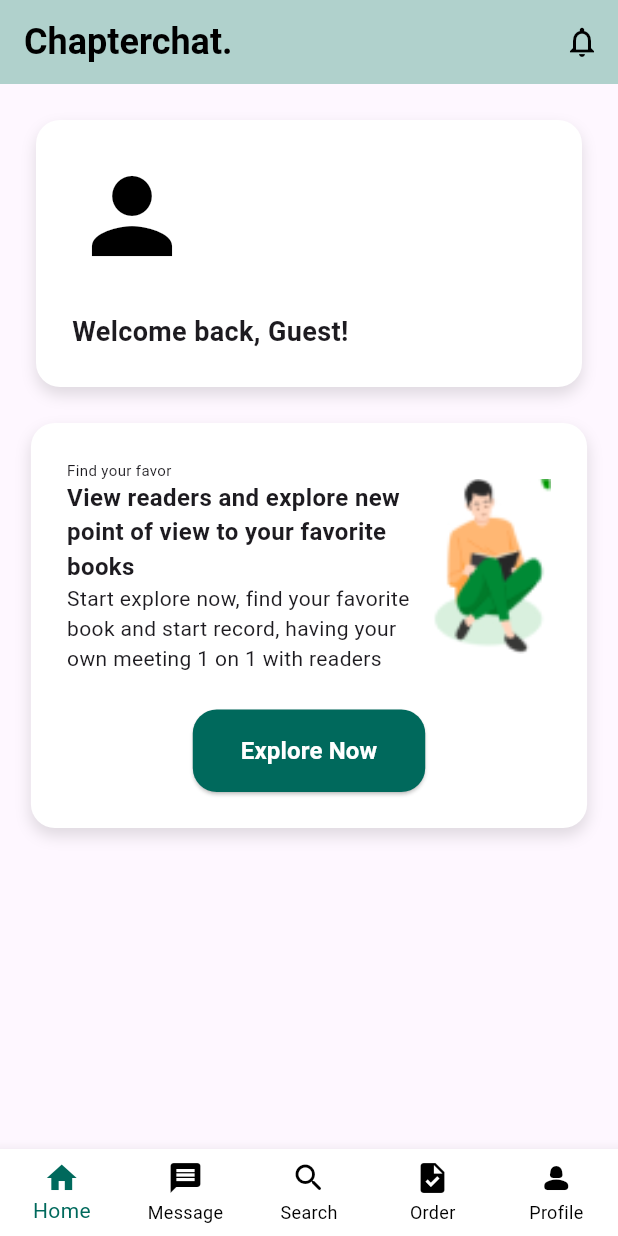
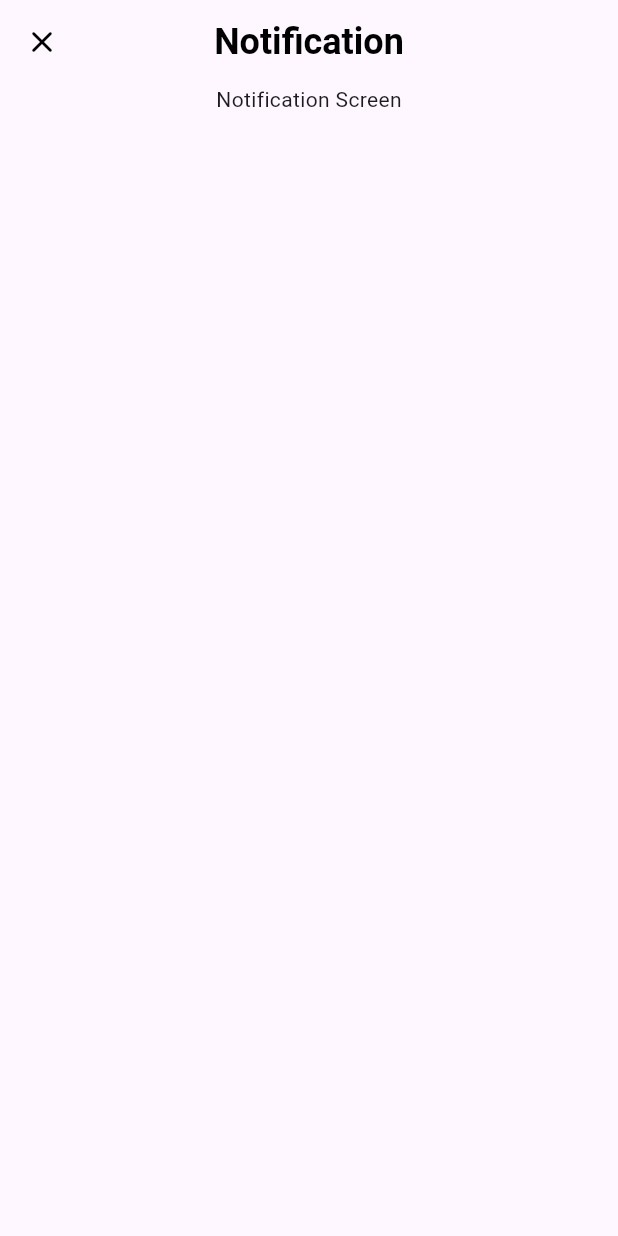
Before and after one commit to n-d-h/pagepals, a Flutter app: the screen it shows after launch, after a tap on the "notifications none" icon, on a phone screen of 412 x 824 dp. Run offline on Flutter 3.47's test engine with Material 2 defaults, Android fonts, the phone set to English and light mode, and no system bars; our stand-ins replace file_picker, flutter_chat_types, flutter_chat_ui, flutter_dotenv, image_picker, open_filex and 1 more; missing offline and left inert: zego_uikit_prebuilt_video_conference.

Commit message:
update notification screen

```diff
--- a/lib/screens/home_screen/home_screen.dart
+++ b/lib/screens/home_screen/home_screen.dart
@@ -1,8 +1,10 @@
 import 'package:flutter/material.dart';
+import 'package:page_transition/page_transition.dart';
 import 'package:pagepals/helpers/color_helper.dart';
 import 'package:pagepals/helpers/constant.dart';
 import 'package:pagepals/helpers/space_helper.dart';
 import 'package:pagepals/screens/home_screen/explore_screen.dart';
+import 'package:pagepals/screens/home_screen/notification_screen.dart';
 import 'package:pagepals/screens/home_screen/welcome_widget.dart';
 
 class HomeScreen extends StatefulWidget {
@@ -28,7 +30,15 @@ class _HomeScreenState extends State<HomeScreen> {
         ),
         actions: [
           IconButton(
-            onPressed: () {},
+            onPressed: () {
+              Navigator.of(context).push(
+                PageTransition(
+                  child: const NotificationScreen(),
+                  type: PageTransitionType.bottomToTop,
+                  duration: const Duration(milliseconds: 300),
+                ),
+              );
+            },
             icon: const Icon(
               Icons.notifications_none_outlined,
               color: Colors.black,
--- /dev/null
+++ b/lib/screens/home_screen/notification_screen.dart
@@ -0,0 +1,45 @@
+import 'package:flutter/material.dart';
+import 'package:pagepals/helpers/color_helper.dart';
+import 'package:pagepals/helpers/space_helper.dart';
+
+class NotificationScreen extends StatefulWidget {
+  const NotificationScreen({super.key});
+
+  @override
+  State<NotificationScreen> createState() => _NotificationScreenState();
+}
+
+class _NotificationScreenState extends State<NotificationScreen> {
+  @override
+  Widget build(BuildContext context) {
+    return Scaffold(
+      appBar: AppBar(
+        leading: IconButton(
+          onPressed: () {
+            Navigator.of(context).pop();
+          },
+          icon: const Icon(
+            Icons.clear_rounded,
+            color: Colors.black,
+          ),
+        ),
+        title: const Text(
+          "Notification",
+          style: TextStyle(
+            color: Colors.black,
+            fontSize: SpaceHelper.space24,
+            fontWeight: FontWeight.bold,
+          ),
+        ),
+        centerTitle: true,
+      ),
+      body: SingleChildScrollView(
+        controller: ScrollController(),
+        physics: const BouncingScrollPhysics(),
+        child: const Center(
+          child: Text("Notification Screen"),
+        ),
+      ),
+    );
+  }
+}
```
